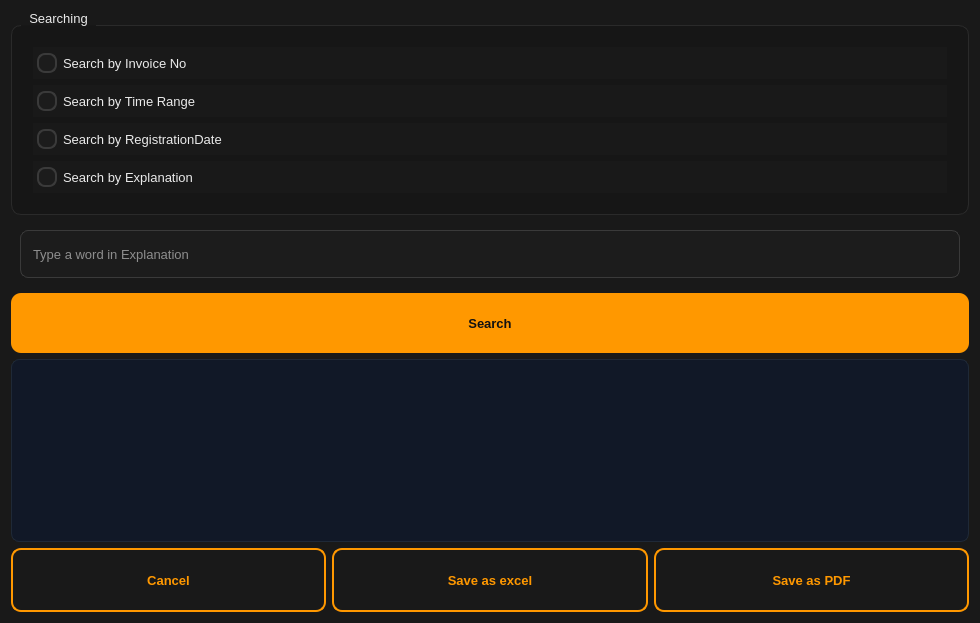
The window that app/ui/Calling_Page.ui (NozhanQ/Imprest_Management_Forked) describes before a commit, drawn with Qt 5.
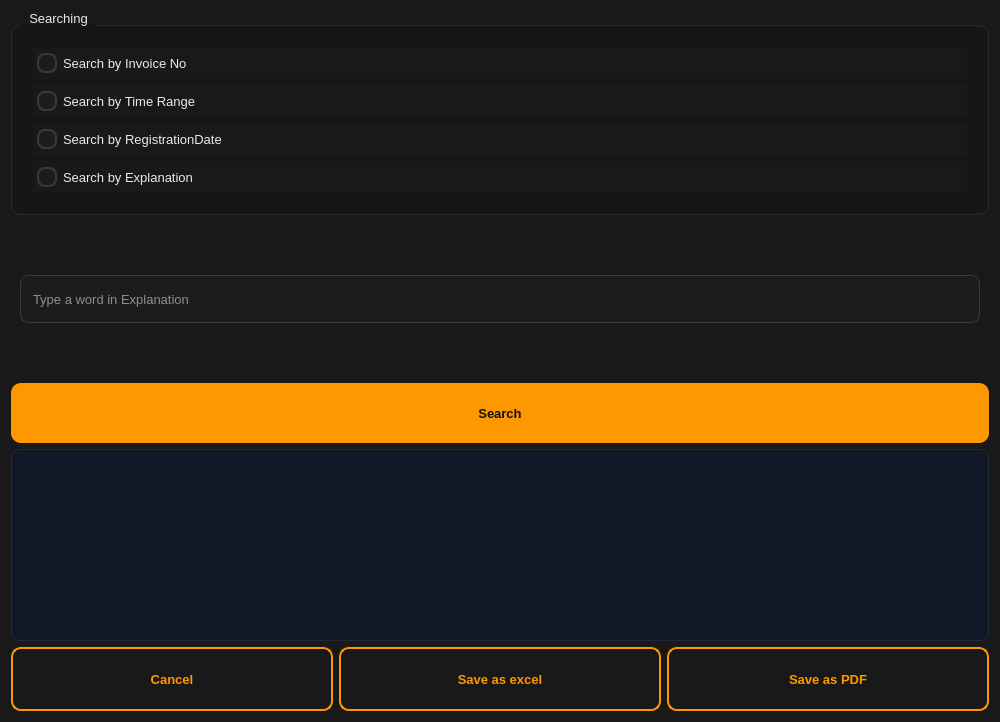
The same window after the commit.

Commit message: Fixing the size and coordinate of the windows

Diff of the .ui file:
```diff
--- a/app/ui/Calling_Page.ui
+++ b/app/ui/Calling_Page.ui
@@ -6,14 +6,14 @@
    <rect>
     <x>0</x>
     <y>0</y>
-    <width>980</width>
-    <height>623</height>
+    <width>1000</width>
+    <height>722</height>
    </rect>
   </property>
   <property name="maximumSize">
    <size>
-    <width>16777215</width>
-    <height>16777215</height>
+    <width>1000</width>
+    <height>722</height>
    </size>
   </property>
   <property name="windowTitle">
```
The commit also changes 3 other files.
